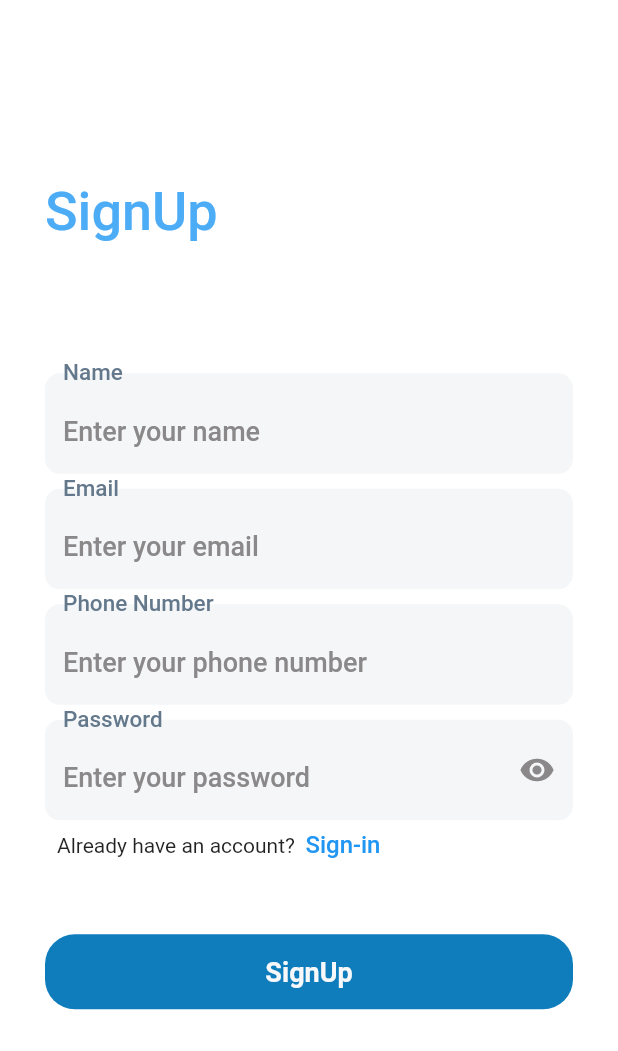
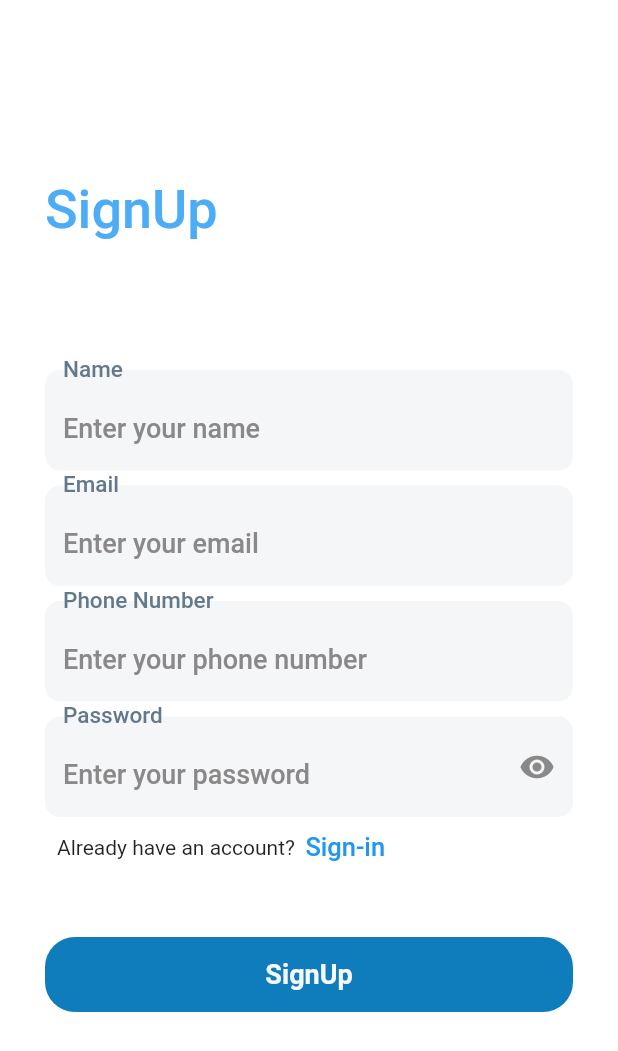
Before and after one commit to Nizatreasure/kiakia_app, a Flutter app: the SignUp screen opened directly with empty values, on a phone screen of 412 x 824 dp. Shown: the top 1051 px of the screen. Run offline on Flutter 3.47's test engine with Material 2 defaults, Android fonts, the phone set to English and light mode, and no system bars; our stand-ins replace auto_size_text, email_validator, firebase_auth, firebase_core, firebase_database, font_awesome_flutter and 4 more; missing offline and left inert: flutter_polyline_points, time_machine; accounts and stored records are empty; network calls fail; project files that could hold a hidden picture were left out.

Commit message:
added comments
Signed-off-by: Nizatreasure <ebenezerundie@gmail.com>

```diff
--- a/lib/login_signup/signup.dart
+++ b/lib/login_signup/signup.dart
@@ -55,24 +55,27 @@ class _SignUpState extends State<SignUp> {
       backgroundColor: Colors.white,
       body: SafeArea(
         child: Padding(
-          padding: width > 500
-              ? EdgeInsets.symmetric(horizontal: 50.0)
-              : EdgeInsets.symmetric(horizontal: 30.0),
+          padding: EdgeInsets.symmetric(horizontal: 30.0),
           child: LayoutBuilder(
             builder: (context, viewport) {
               return SingleChildScrollView(
+                controller: _scrollController,
                 child: ConstrainedBox(
                   constraints: BoxConstraints(minHeight: viewport.maxHeight),
                   child: IntrinsicHeight(
                     child: Column(
-                      crossAxisAlignment: CrossAxisAlignment.start,
+                      crossAxisAlignment: width >= 560
+                          ? CrossAxisAlignment.center
+                          : CrossAxisAlignment.start,
                       children: [
                         Spacer(
                           flex: 3,
                         ),
                         Container(
                           height: 80,
-                          alignment: Alignment.centerLeft,
+                          alignment: width >= 560
+                              ? Alignment.center
+                              : Alignment.centerLeft,
                           child: Text('SignUp',
                               style: TextStyle(
                                   color: Color.fromRGBO(77, 172, 246, 1),
@@ -82,7 +85,9 @@ class _SignUpState extends State<SignUp> {
                         Spacer(
                           flex: 2,
                         ),
-                        Form(
+                        ConstrainedBox(
+                          constraints: BoxConstraints(maxWidth: 500),
+                          child: Form(
                             key: _formKey,
                             child: Column(
                               children: [
@@ -201,7 +206,8 @@ class _SignUpState extends State<SignUp> {
                                       suffixIcon: IconButton(
                                         icon: Icon(Icons.remove_red_eye,
                                             color: _hidePassword
-                                              ? Color.fromRGBO(138, 136, 136, 1)
+                                                ? Color.fromRGBO(
+                                                    138, 136, 136, 1)
                                                 : Color.fromRGBO(
                                                     15, 125, 188, 1)),
                                         onPressed: () {
@@ -213,7 +219,7 @@ class _SignUpState extends State<SignUp> {
                                   obscureText: _hidePassword,
                                 ),
                                 SizedBox(
-                                height: 7,
+                                  height: 10,
                                 ),
                                 Padding(
                                   padding: const EdgeInsets.only(left: 8.0),
@@ -236,7 +242,7 @@ class _SignUpState extends State<SignUp> {
                                           'Sign-in',
                                           style: TextStyle(
                                               fontWeight: FontWeight.w500,
-                                            fontSize: 16,
+                                              fontSize: 17,
                                               color: Colors.blue),
                                         ),
                                       ),
@@ -250,7 +256,8 @@ class _SignUpState extends State<SignUp> {
                                   onTap: () async {
                                     errorMessage =
                                         ''; //resets the error message to an empty string
-                                  if (!FocusScope.of(context).hasPrimaryFocus &&
+                                    if (!FocusScope.of(context)
+                                            .hasPrimaryFocus &&
                                         FocusScope.of(context).focusedChild !=
                                             null) {
                                       FocusScope.of(context)
@@ -262,11 +269,15 @@ class _SignUpState extends State<SignUp> {
                                       setState(() {
                                         showLoaderAndError = true;
                                         showLoader = true;
+                                        _scrollController.jumpTo(
+                                            _scrollController
+                                                .position.maxScrollExtent);
                                       });
-                                    dynamic result = await _auth.createAccount(
+                                      dynamic result =
+                                          await _auth.createAccount(
                                               password: password,
-                                        number:
-                                            '+234' + number.substring(1, 11),
+                                              number: '+234' +
+                                                  number.substring(1, 11),
                                               email: email,
                                               name: name);
                                       if (mounted) {
@@ -288,13 +299,15 @@ class _SignUpState extends State<SignUp> {
                                     child: Text(
                                       'SignUp',
                                       style: TextStyle(
-                                        color: Color.fromRGBO(246, 248, 250, 1),
+                                          color:
+                                              Color.fromRGBO(246, 248, 250, 1),
                                           fontSize: 18,
                                           fontWeight: FontWeight.w600),
                                     ),
                                   ),
                                 ),
                               ],
+                            ),
                           ),
                         ),
                         showLoaderAndError
--- a/pubspec.yaml
+++ b/pubspec.yaml
@@ -52,6 +52,8 @@ dependencies:
   http: ^0.12.2
   auto_size_text: ^2.1.0
   localstorage: ^3.0.3+6
+  flutter_keyboard_visibility: ^3.2.2
+
 
 dev_dependencies:
   flutter_test:
```
Also changed, not shown: lib/login_signup/login.dart (+61 -29 lines), lib/login_signup/services/authentication.dart (+22 -17 lines), lib/login_signup/services/change_user_number.dart (+26 -12 lines), lib/screens/bottom_navigation_bar_items/home.dart (+7 -1 lines), lib/screens/dashboard.dart (+11 -3 lines), pubspec.lock. Lines whose indentation alone changed are shown as unchanged.
